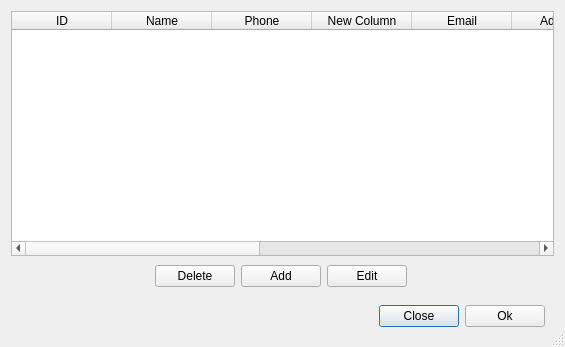
First picture: the form in gui/CongregationWindow.ui, repository JoelMon/pyTalkManager, before the edit.
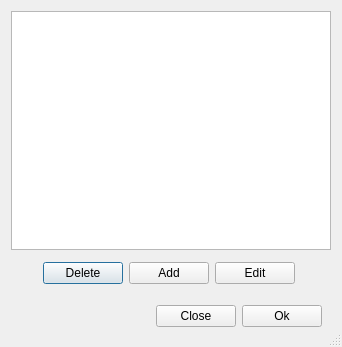
Second picture: the form after the edit.

Commit message: Switched out QTableWidget for QListWidget

```diff
--- a/gui/CongregationWindow.ui
+++ b/gui/CongregationWindow.ui
@@ -6,7 +6,7 @@
    <rect>
     <x>0</x>
     <y>0</y>
-    <width>565</width>
+    <width>342</width>
     <height>347</height>
    </rect>
   </property>
@@ -23,58 +23,10 @@
    <bool>false</bool>
   </property>
   <layout class="QGridLayout" name="gridLayout">
-   <property name="sizeConstraint">
-    <enum>QLayout::SetDefaultConstraint</enum>
-   </property>
-   <property name="horizontalSpacing">
-    <number>6</number>
-   </property>
-   <property name="verticalSpacing">
-    <number>3</number>
-   </property>
-   <item row="3" column="1" alignment="Qt::AlignBottom">
-    <widget class="QFrame" name="frame">
-     <property name="layoutDirection">
-      <enum>Qt::LeftToRight</enum>
-     </property>
-     <property name="frameShape">
-      <enum>QFrame::NoFrame</enum>
-     </property>
-     <property name="frameShadow">
-      <enum>QFrame::Plain</enum>
-     </property>
-     <layout class="QHBoxLayout" name="horizontalLayout_2">
-      <item>
-       <spacer name="horizontalSpacer">
-        <property name="orientation">
-         <enum>Qt::Horizontal</enum>
-        </property>
-        <property name="sizeHint" stdset="0">
-         <size>
-          <width>40</width>
-          <height>20</height>
-         </size>
-        </property>
-       </spacer>
-      </item>
-      <item>
-       <widget class="QPushButton" name="button_close">
-        <property name="text">
-         <string>Close</string>
-        </property>
-       </widget>
-      </item>
-      <item>
-       <widget class="QPushButton" name="button_ok">
-        <property name="text">
-         <string>Ok</string>
-        </property>
-       </widget>
-      </item>
-     </layout>
-    </widget>
+   <item row="0" column="0">
+    <widget class="QListWidget" name="list_congregation"/>
    </item>
-   <item row="2" column="1" alignment="Qt::AlignTop">
+   <item row="1" column="0">
     <widget class="QFrame" name="frame_2">
      <property name="layoutDirection">
       <enum>Qt::LeftToRight</enum>
@@ -89,9 +41,6 @@
       <enum>QFrame::Plain</enum>
      </property>
      <layout class="QHBoxLayout" name="horizontalLayout">
-      <property name="spacing">
-       <number>6</number>
-      </property>
       <property name="leftMargin">
        <number>6</number>
       </property>
@@ -151,63 +100,46 @@
      </layout>
     </widget>
    </item>
-   <item row="0" column="1">
-    <widget class="QTableWidget" name="table_congregation">
-     <column>
-      <property name="text">
-       <string>ID</string>
-      </property>
-     </column>
-     <column>
-      <property name="text">
-       <string>Name</string>
-      </property>
-     </column>
-     <column>
-      <property name="text">
-       <string>Phone</string>
-      </property>
-     </column>
-     <column>
-      <property name="text">
-       <string>New Column</string>
-      </property>
-     </column>
-     <column>
-      <property name="text">
-       <string>Email</string>
-      </property>
-     </column>
-     <column>
-      <property name="text">
-       <string>Address</string>
-      </property>
-     </column>
-     <column>
-      <property name="text">
-       <string>City</string>
-      </property>
-     </column>
-     <column>
-      <property name="text">
-       <string>State</string>
-      </property>
-     </column>
-     <column>
-      <property name="text">
-       <string>Zip code</string>
-      </property>
-     </column>
-     <column>
-      <property name="text">
-       <string>Long</string>
-      </property>
-     </column>
-     <column>
-      <property name="text">
-       <string>Note</string>
-      </property>
-     </column>
+   <item row="2" column="0">
+    <widget class="QFrame" name="frame">
+     <property name="layoutDirection">
+      <enum>Qt::LeftToRight</enum>
+     </property>
+     <property name="frameShape">
+      <enum>QFrame::NoFrame</enum>
+     </property>
+     <property name="frameShadow">
+      <enum>QFrame::Plain</enum>
+     </property>
+     <layout class="QHBoxLayout" name="horizontalLayout_2">
+      <item>
+       <spacer name="horizontalSpacer">
+        <property name="orientation">
+         <enum>Qt::Horizontal</enum>
+        </property>
+        <property name="sizeHint" stdset="0">
+         <size>
+          <width>40</width>
+          <height>20</height>
+         </size>
+        </property>
+       </spacer>
+      </item>
+      <item>
+       <widget class="QPushButton" name="button_close">
+        <property name="text">
+         <string>Close</string>
+        </property>
+       </widget>
+      </item>
+      <item>
+       <widget class="QPushButton" name="button_ok">
+        <property name="text">
+         <string>Ok</string>
+        </property>
+       </widget>
+      </item>
+     </layout>
     </widget>
    </item>
   </layout>
```
The commit also changes 1 other file.
